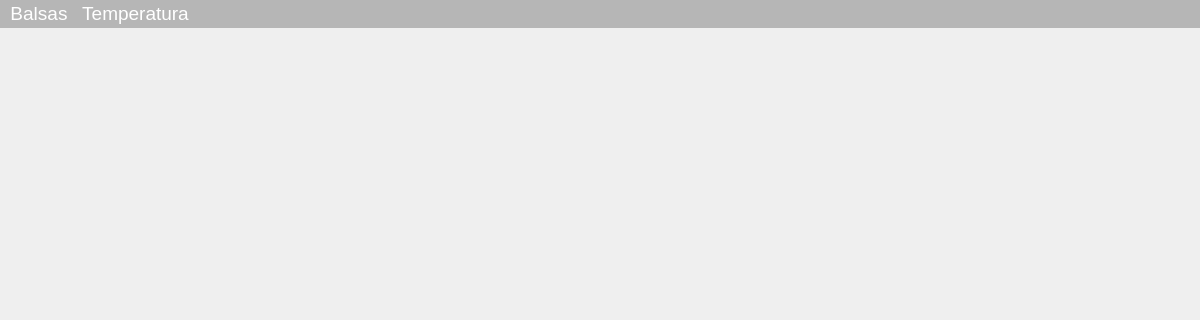
First picture: the form in salmon-twin/src/ui/dashboard.ui, repository UO34554/SalmonTwinPYQT6, before the edit; both pictures show x 0 to 1200 and y 0 to 320 of the 1200 by 800 pixel window.
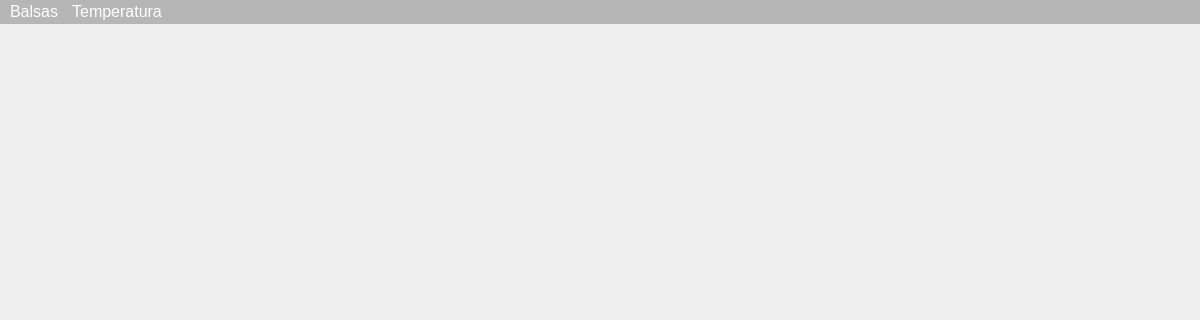
Second picture: the form after the edit. Icons and pictures are not drawn.

Commit message: Se añade ventana de configuración

What changed in the file:
```diff
--- a/salmon-twin/src/ui/dashboard.ui
+++ b/salmon-twin/src/ui/dashboard.ui
@@ -44,13 +44,13 @@
      <x>0</x>
      <y>0</y>
      <width>1200</width>
-     <height>32</height>
+     <height>27</height>
     </rect>
    </property>
    <property name="font">
     <font>
      <family>Segoe UI</family>
-     <pointsize>14</pointsize>
+     <pointsize>12</pointsize>
      <italic>false</italic>
      <bold>false</bold>
     </font>
```
Left out of the diff: 22 changed lines with no effect on the pictures. The commit also changes 7 other files.
